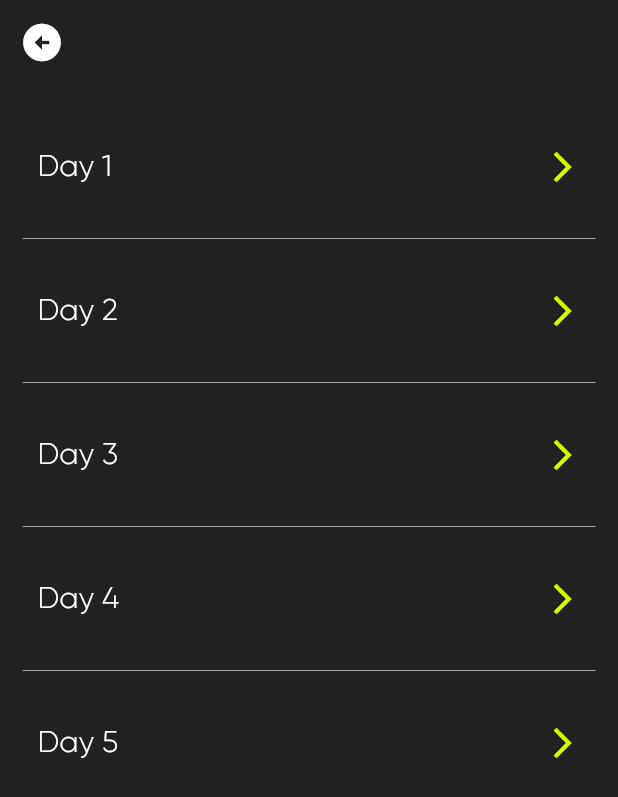
After one commit to AWsabry-Projects/BeChamp_app, a Flutter app: the WorkoutsDays screen opened directly, on a phone screen of 412 x 824 dp. The commit adds this screen. Shown: the top 797 px of the screen. Run offline on Flutter 3.47's test engine with Material 2 defaults, Android fonts, the light colour scheme and no system bars; our stand-ins replace circular_countdown_timer, flutter_snake_navigationbar, page_indicator; missing offline and left inert: otp_pin_field, vertical_picker; network calls fail.

Commit message:
Workout section 80%

```diff
--- /dev/null
+++ b/lib/models/Days Tiles Model/daysTiles.dart
@@ -0,0 +1,60 @@
+import 'package:flutter/material.dart';
+
+class DaysTile extends StatelessWidget {
+  final void Function() onTap;
+  bool canAccessNow,
+      isFinished; // if isFinished is true canAccessNow has no effect
+  final String? title;
+  DaysTile(
+      {super.key,
+      required this.onTap,
+      this.title,
+      this.canAccessNow = false,
+      this.isFinished = false});
+
+  @override
+  Widget build(BuildContext context) {
+    return Container(
+      decoration: BoxDecoration(
+          borderRadius: BorderRadius.circular(20),
+          color:
+              isFinished ? Theme.of(context).primaryColor : Colors.transparent),
+      height: 80,
+      child: InkWell(
+        onTap: isFinished
+            ? null
+            : canAccessNow
+                ? onTap
+                : () {
+                    ScaffoldMessenger.of(context).showSnackBar(SnackBar(
+                        content: Text("Complete the days respectively")));
+                  },
+        child: Padding(
+          padding: const EdgeInsets.all(10.0),
+          child: Row(
+            mainAxisAlignment: MainAxisAlignment.spaceBetween,
+            children: [
+              Text(
+                "$title",
+                style: isFinished
+                    ? TextStyle(color: Colors.black, fontSize: 20)
+                    : Theme.of(context).textTheme.displaySmall,
+              ),
+              isFinished
+                  ? const Icon(
+                      Icons.done,
+                      color: Colors.black,
+                    )
+                  : canAccessNow
+                      ? Icon(
+                          Icons.arrow_forward_ios_outlined,
+                          color: Theme.of(context).primaryColor,
+                        )
+                      : Icon(Icons.lock, color: Colors.white)
+            ],
+          ),
+        ),
+      ),
+    );
+  }
+}
--- a/lib/views/Home/components.dart
+++ b/lib/views/Home/components.dart
@@ -1,13 +1,11 @@
-import 'package:bechamp/views/Adding%20Goals/addingGoals.dart';
 import 'package:bechamp/views/Dashboard/dashboard.dart';
 import 'package:bechamp/views/Nutrition%20Page/nutritionPage.dart';
 import 'package:bechamp/views/Settings%20View/settings.dart';
-import 'package:bechamp/views/SignUp/signup.dart';
-import 'package:bechamp/views/Workouts%20Screen/weeksPage.dart';
+import 'package:bechamp/views/Workouts/Workouts%20Screen%201/weeksPage.dart';
 import 'package:flutter/material.dart';
 
 int currentIndex = 0;
-List<Widget> pages = [
+List<Widget> pages = const [
   Dashboard(),
   WeeksScreen(),
   NutritionScreen(),
--- a/lib/views/Nutrition Page/nutritionPage.dart
+++ b/lib/views/Nutrition Page/nutritionPage.dart
@@ -28,21 +28,25 @@ class NutritionScreen extends StatelessWidget {
               image: "assets/day1.png",
               title: "Day 1",
               isWeek: false,
+              onTap: () {},
             ),
             WeekOrDayTile(
               image: "assets/day2.png",
               title: "Day 2",
               isWeek: false,
+              onTap: () {},
             ),
             WeekOrDayTile(
               image: "assets/day3.png",
               title: "Day 3",
               isWeek: false,
+              onTap: () {},
             ),
             WeekOrDayTile(
               image: "assets/day4.png",
               title: "Day 4",
               isWeek: false,
+              onTap: () {},
             ),
             SizedBox(
               height: 55,
--- /dev/null
+++ b/lib/views/Workouts/Workouts Days Screen 2/components.dart
@@ -0,0 +1,5 @@
+import 'package:flutter/material.dart';
+
+List<Widget> pagesNavigationForEachDay = [];
+
+int numberOfDays = 5;
--- /dev/null
+++ b/lib/views/Workouts/Workouts Days Screen 2/workoutsDaysScreen.dart
@@ -0,0 +1,53 @@
+import 'package:bechamp/models/Days%20Tiles%20Model/daysTiles.dart';
+import 'package:bechamp/shared/shared.dart';
+import 'package:bechamp/views/Workouts/Day%20Workouts%20Exercises%203/dayWorkouts.dart';
+import 'package:bechamp/views/Workouts/Workouts%20Days%20Screen%202/components.dart';
+import 'package:flutter/material.dart';
+
+class WorkoutsDays extends StatelessWidget {
+  final int? week;
+  const WorkoutsDays({
+    super.key,
+    this.week,
+  });
+
+  @override
+  Widget build(BuildContext context) {
+    return Scaffold(
+        appBar: AppBar(
+          leading: IconButton(
+              onPressed: () {
+                Navigator.pop(context);
+              },
+              icon: Icon(
+                Icons.arrow_circle_left_sharp,
+                color: Colors.white,
+                size: 30,
+              )),
+        ),
+        body: Padding(
+          padding: const EdgeInsets.all(15.0),
+          child: ListView.separated(
+              itemBuilder: (context, index) {
+                return DaysTile(
+                  canAccessNow: true,
+                  onTap: () {
+                    goTo(
+                        context,
+                        DayWorkouts(
+                          day: index + 1,
+                          week: this.week,
+                        ));
+                  },
+                  title: "Day ${index + 1}",
+                );
+              },
+              separatorBuilder: (context, index) {
+                return Divider(
+                  color: Colors.grey,
+                );
+              },
+              itemCount: numberOfDays),
+        ));
+  }
+}
--- a/pubspec.yaml
+++ b/pubspec.yaml
@@ -34,6 +34,7 @@ dependencies:
   vertical_picker: ^0.0.1
   flutter_snake_navigationbar: ^0.6.1
   page_indicator: ^0.4.1
+  circular_countdown_timer: ^0.2.3
   flutter:
     sdk: flutter
 
```
Also changed, not shown: lib/models/Exercise Model/exerciseModel.dart (added, +53 -0 lines), lib/models/Exercise Tiles model/exerciseTileModel.dart (added, +65 -0 lines), lib/models/WeeksOrDays/weekOrDay.dart (+14 -4 lines), lib/shared/shared.dart (+19 -0 lines), lib/views/Personal Information/addPersonalInformation.dart (+1 -11 lines), lib/views/SignUp/signup.dart (+1 -11 lines), lib/views/Workouts/Day Workouts Exercises 3/dayWorkouts.dart (added, +149 -0 lines), lib/views/Workouts/Workouts Screen 1/weeksPage.dart (renamed from lib/views/Workouts Screen/weeksPage.dart, +29 -0 lines), assets/workoutsDaysBackground.png (added), pubspec.lock.
